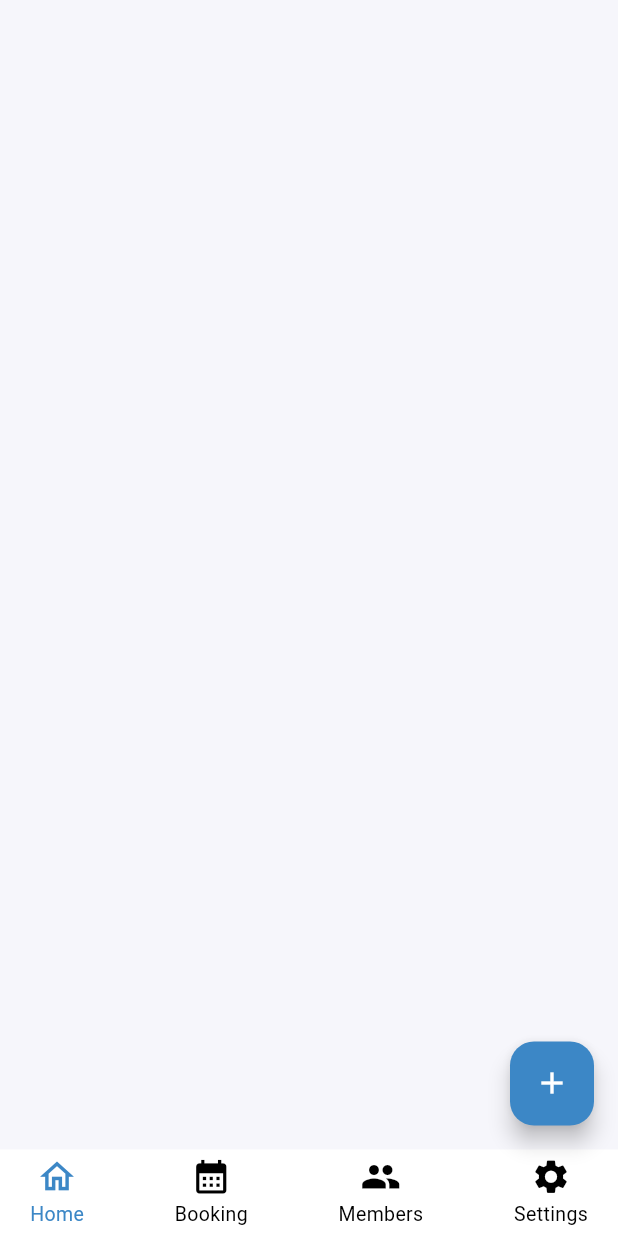
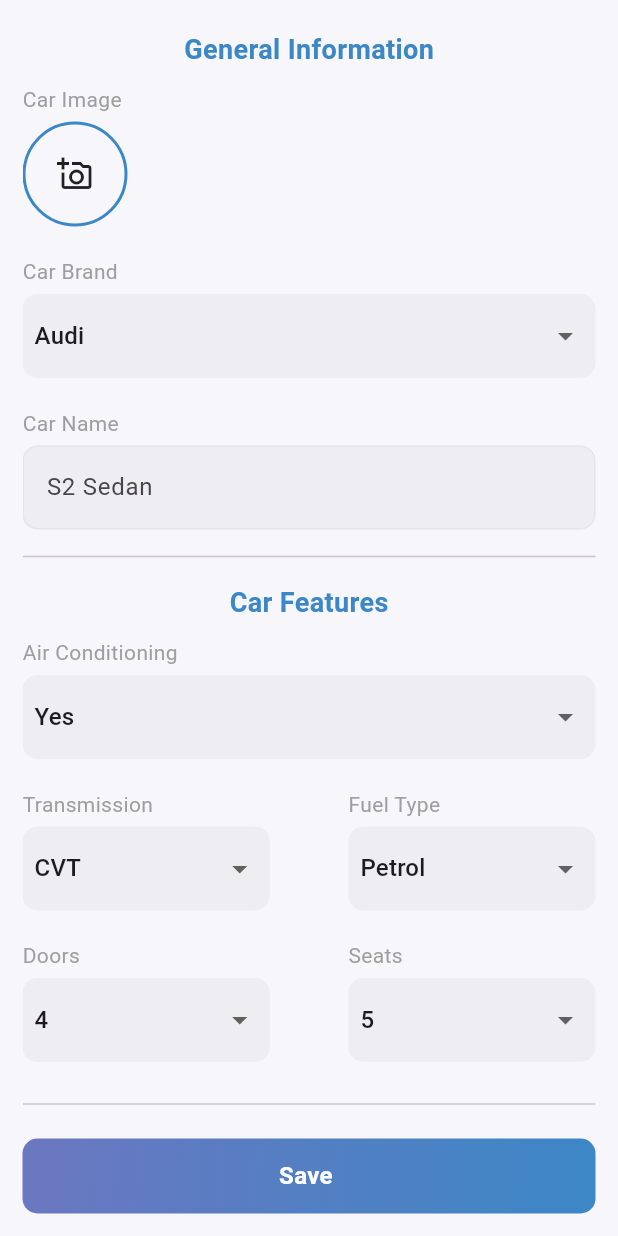
Before and after one commit to ihsankhan-752/Carvana-Admin-Panel, a Flutter app: the NavbarView screen opened by its route, after a tap on the "add" icon, on a phone screen of 412 x 824 dp. Run offline on Flutter 3.47's test engine with Material 3 defaults, Android fonts, the phone set to English and light mode, and no system bars; our stand-ins replace cloud_firestore, firebase_auth, firebase_core, fluttertoast, get, google_fonts and 1 more; accounts and stored records are empty.

Commit message:
Car Uploading View Added

```diff
--- a/lib/res/routes/routes.dart
+++ b/lib/res/routes/routes.dart
@@ -1,4 +1,5 @@
 import 'package:carnava_admin_panel/res/routes/routes_name.dart';
+import 'package:carnava_admin_panel/view/navbar/car_uploading_view/car_uploading_view.dart';
 import 'package:carnava_admin_panel/view/navbar/navbar_view.dart';
 import 'package:get/get.dart';
 
@@ -33,6 +34,11 @@ class AppRoutes {
       GetPage(
         name: RoutesName.navbarView,
         page: () => const NavbarView(),
+        transition: Transition.rightToLeftWithFade,
+      ),
+      GetPage(
+        name: RoutesName.carUploadingView,
+        page: () => const CarUploadingView(),
         transition: Transition.rightToLeftWithFade,
       ),
       // GetPage(
--- a/lib/res/routes/routes_name.dart
+++ b/lib/res/routes/routes_name.dart
@@ -3,7 +3,7 @@ class RoutesName {
   static const String loginView = '/loginView';
   static const String signUpView = '/signUpView';
   static const String forgotPasswordView = '/forgotPasswordView';
-  static const String congratulationMessageView = '/congratulationMessageView';
+  static const String carUploadingView = '/carUploadingView';
   static const String navbarView = '/navbarView';
   static const String homeDetailView = '/homeDetailView';
   static const String bookingView = '/bookingView';
--- /dev/null
+++ b/lib/view/navbar/car_uploading_view/car_uploading_view.dart
@@ -0,0 +1,175 @@
+import 'package:carnava_admin_panel/res/colors/app_colors.dart';
+import 'package:carnava_admin_panel/res/components/buttons/primary_button.dart';
+import 'package:carnava_admin_panel/res/text_styles/app_text_styles.dart';
+import 'package:carnava_admin_panel/view/navbar/car_uploading_view/widgets/car_name_text_input.dart';
+import 'package:carnava_admin_panel/view/navbar/car_uploading_view/widgets/car_pricing_text_input.dart';
+import 'package:carnava_admin_panel/view/navbar/car_uploading_view/widgets/custom_dropdown_widget.dart';
+import 'package:flutter/material.dart';
+import 'package:get/get.dart';
+
+class CarUploadingView extends StatefulWidget {
+  const CarUploadingView({super.key});
+
+  @override
+  State<CarUploadingView> createState() => _CarUploadingViewState();
+}
+
+class _CarUploadingViewState extends State<CarUploadingView> {
+  String selectedCarBrand = 'Audi';
+  String selectedTransmission = 'CVT';
+  String selectedAirCondition = 'Yes';
+  String selectedFuelType = 'Petrol';
+  String selectedDoors = '4';
+  String selectedSeats = '5';
+
+  final List<String> carBrands = ['Audi', 'BMW', 'Ferrari', 'Ford', "Honda", "Jaguar", "Porsche", "Tesla"];
+  final List<String> transmissionOptions = ['CVT', 'DCT', 'Manual', 'Automatic'];
+  final List<String> airConditionOptions = ['Yes', 'No'];
+  final List<String> fuelTypeOptions = ['Petrol', 'Diesel', 'Electric', 'Hybrid'];
+  final List<String> doorsOptions = ['2', '4', '5'];
+  final List<String> seatsOptions = ['2', '4', '5', '7', '8'];
+
+  @override
+  Widget build(BuildContext context) {
+    return Scaffold(
+        body: SafeArea(
+          child: Padding(
+            padding: const EdgeInsets.symmetric(horizontal: 15),
+            child: SingleChildScrollView(
+              child: Column(
+                crossAxisAlignment: CrossAxisAlignment.start,
+                children: [
+                  const SizedBox(height: 20),
+                  Center(
+                    child: Text("General Information",
+                        style: AppTextStyles.h1Bold.copyWith(fontSize: 18, color: AppColors.primaryColor)),
+                  ),
+                  const SizedBox(height: 10),
+                  Text(
+                    "Car Image",
+                    style: AppTextStyles.h2.copyWith(fontSize: 14, color: AppColors.primaryGrey),
+                  ),
+                  const SizedBox(height: 5),
+                  Container(
+                    height: 70,
+                    width: 70,
+                    decoration: BoxDecoration(
+                      shape: BoxShape.circle,
+                      border: Border.all(color: AppColors.primaryColor, width: 2),
+                    ),
+                    child: const Center(
+                      child: Icon(Icons.add_a_photo_outlined),
+                    ),
+                  ),
+                  const SizedBox(height: 20),
+                  CustomDropdown(
+                    title: "Car Brand",
+                    selectedValue: selectedCarBrand,
+                    options: carBrands,
+                    onChanged: (value) {
+                      setState(() {
+                        selectedCarBrand = value!;
+                      });
+                    },
+                  ),
+                  const CarNameTextInput(),
+                  const SizedBox(height: 10),
+                  const Divider(),
+                  const SizedBox(height: 10),
+                  Center(
+                    child:
+                        Text("Car Features", style: AppTextStyles.h1Bold.copyWith(fontSize: 18, color: AppColors.primaryColor)),
+                  ),
+                  const SizedBox(height: 10),
+                  CustomDropdown(
+                    title: "Air Conditioning",
+                    selectedValue: selectedAirCondition,
+                    options: airConditionOptions,
+                    onChanged: (value) {
+                      setState(() {
+                        selectedAirCondition = value!;
+                      });
+                    },
+                  ),
+                  Row(
+                    mainAxisAlignment: MainAxisAlignment.spaceBetween,
+                    children: [
+                      SizedBox(
+                        width: Get.width * 0.4,
+                        child: CustomDropdown(
+                          title: "Transmission",
+                          selectedValue: selectedTransmission,
+                          options: transmissionOptions,
+                          onChanged: (value) {
+                            setState(() {
+                              selectedTransmission = value!;
+                            });
+                          },
+                        ),
+                      ),
+                      SizedBox(
+                        width: Get.width * 0.4,
+                        child: CustomDropdown(
+                          title: "Fuel Type",
+                          selectedValue: selectedFuelType,
+                          options: fuelTypeOptions,
+                          onChanged: (value) {
+                            setState(() {
+                              selectedFuelType = value!;
+                            });
+                          },
+                        ),
+                      )
+                    ],
+                  ),
+                  Row(
+                    mainAxisAlignment: MainAxisAlignment.spaceBetween,
+                    children: [
+                      SizedBox(
+                        width: Get.width * 0.4,
+                        child: CustomDropdown(
+                          title: "Doors",
+                          selectedValue: selectedDoors,
+                          options: doorsOptions,
+                          onChanged: (value) {
+                            setState(() {
+                              selectedDoors = value!;
+                            });
+                          },
+                        ),
+                      ),
+                      SizedBox(
+                        width: Get.width * 0.4,
+                        child: CustomDropdown(
+                          title: "Seats",
+                          selectedValue: selectedSeats,
+                          options: seatsOptions,
+                          onChanged: (value) {
+                            setState(() {
+                              selectedSeats = value!;
+                            });
+                          },
+                        ),
+                      ),
+                    ],
+                  ),
+                  const Divider(),
+                  const SizedBox(height: 10),
+                  Center(
+                    child: Text("Pricing", style: AppTextStyles.h1Bold.copyWith(fontSize: 18, color: AppColors.primaryColor)),
+                  ),
+                  const CarPricingTextInput(),
+                  const SizedBox(height: 20),
+                ],
+              ),
+            ),
+          ),
+        ),
+        bottomNavigationBar: Padding(
+          padding: EdgeInsets.all(15),
+          child: PrimaryButton(
+            title: "Save ",
+          ),
+        ));
+  }
+}
--- /dev/null
+++ b/lib/view/navbar/car_uploading_view/widgets/car_name_text_input.dart
@@ -0,0 +1,38 @@
+import 'package:flutter/material.dart';
+
+import '../../../../res/colors/app_colors.dart';
+import '../../../../res/text_styles/app_text_styles.dart';
+
+class CarNameTextInput extends StatelessWidget {
+  const CarNameTextInput({super.key});
+
+  @override
+  Widget build(BuildContext context) {
+    return Column(
+      crossAxisAlignment: CrossAxisAlignment.start,
+      children: [
+        Text(
+          "Car Name",
+          style: AppTextStyles.h2.copyWith(fontSize: 14, color: AppColors.primaryGrey),
+        ),
+        const SizedBox(height: 05),
+        TextField(
+          decoration: InputDecoration(
+            fillColor: AppColors.primaryGrey.withOpacity(0.1),
+            filled: true,
+            hintText: "S2 Sedan",
+            border: InputBorder.none,
+            enabledBorder: OutlineInputBorder(
+              borderRadius: BorderRadius.circular(10),
+              borderSide: BorderSide(color: AppColors.primaryGrey.withOpacity(0.1)),
+            ),
+            focusedBorder: OutlineInputBorder(
+              borderRadius: BorderRadius.circular(10),
+              borderSide: BorderSide(color: AppColors.primaryGrey.withOpacity(0.1)),
+            ),
+          ),
+        ),
+      ],
+    );
+  }
+}
--- /dev/null
+++ b/lib/view/navbar/car_uploading_view/widgets/car_pricing_text_input.dart
@@ -0,0 +1,38 @@
+import 'package:flutter/material.dart';
+
+import '../../../../res/colors/app_colors.dart';
+import '../../../../res/text_styles/app_text_styles.dart';
+
+class CarPricingTextInput extends StatelessWidget {
+  const CarPricingTextInput({super.key});
+
+  @override
+  Widget build(BuildContext context) {
+    return Column(
+      crossAxisAlignment: CrossAxisAlignment.start,
+      children: [
+        Text(
+          "Price per hour",
+          style: AppTextStyles.h2.copyWith(fontSize: 14, color: AppColors.primaryGrey),
+        ),
+        const SizedBox(height: 05),
+        TextField(
+          decoration: InputDecoration(
+            fillColor: AppColors.primaryGrey.withOpacity(0.1),
+            filled: true,
+            hintText: "240 USD",
+            border: InputBorder.none,
+            enabledBorder: OutlineInputBorder(
+              borderRadius: BorderRadius.circular(10),
+              borderSide: BorderSide(color: AppColors.primaryGrey.withOpacity(0.1)),
+            ),
+            focusedBorder: OutlineInputBorder(
+              borderRadius: BorderRadius.circular(10),
+              borderSide: BorderSide(color: AppColors.primaryGrey.withOpacity(0.1)),
+            ),
+          ),
+        ),
+      ],
+    );
+  }
+}
--- /dev/null
+++ b/lib/view/navbar/car_uploading_view/widgets/custom_dropdown_widget.dart
@@ -0,0 +1,54 @@
+import 'package:carnava_admin_panel/res/colors/app_colors.dart';
+import 'package:flutter/material.dart';
+
+class CustomDropdown extends StatelessWidget {
+  final String title;
+  final String selectedValue;
+  final List<String> options;
+  final ValueChanged<String?> onChanged;
+
+  const CustomDropdown({
+    super.key,
+    required this.title,
+    required this.selectedValue,
+    required this.options,
+    required this.onChanged,
+  });
+
+  @override
+  Widget build(BuildContext context) {
+    return Column(
+      crossAxisAlignment: CrossAxisAlignment.start,
+      children: [
+        Text(
+          title,
+          style: const TextStyle(fontSize: 14, color: Colors.grey),
+        ),
+        const SizedBox(height: 5),
+        Container(
+          decoration: BoxDecoration(
+            borderRadius: BorderRadius.circular(10),
+            color: AppColors.primaryGrey.withOpacity(0.1),
+          ),
+          child: Padding(
+            padding: const EdgeInsets.symmetric(horizontal: 8, vertical: 4),
+            child: DropdownButtonHideUnderline(
+              child: DropdownButton<String>(
+                value: selectedValue,
+                isExpanded: true,
+                items: options.map((String option) {
+                  return DropdownMenuItem<String>(
+                    value: option,
+                    child: Text(option),
+                  );
+                }).toList(),
+                onChanged: onChanged,
+              ),
+            ),
+          ),
+        ),
+        const SizedBox(height: 20),
+      ],
+    );
+  }
+}
--- a/lib/view/navbar/navbar_view.dart
+++ b/lib/view/navbar/navbar_view.dart
@@ -1,3 +1,4 @@
+import 'package:carnava_admin_panel/res/routes/routes_name.dart';
 import 'package:carnava_admin_panel/view/navbar/widgets/custom_tab_widget_navbar_view.dart';
 import 'package:flutter/material.dart';
 import 'package:get/get.dart';
@@ -16,11 +17,15 @@ class _NavbarViewState extends State<NavbarView> {
   @override
   Widget build(BuildContext context) {
     return Scaffold(
-      floatingActionButton: FloatingActionButton(
-        backgroundColor: AppColors.primaryColor,
-        onPressed: () {},
-        child: const Icon(Icons.add, color: AppColors.primaryWhite),
-      ),
+      floatingActionButton: currentIndex == 0
+          ? FloatingActionButton(
+              backgroundColor: AppColors.primaryColor,
+              onPressed: () {
+                Get.toNamed(RoutesName.carUploadingView);
+              },
+              child: const Icon(Icons.add, color: AppColors.primaryWhite),
+            )
+          : const SizedBox(),
       bottomNavigationBar: Container(
         height: Get.height * 0.07,
         color: AppColors.primaryWhite,
```
